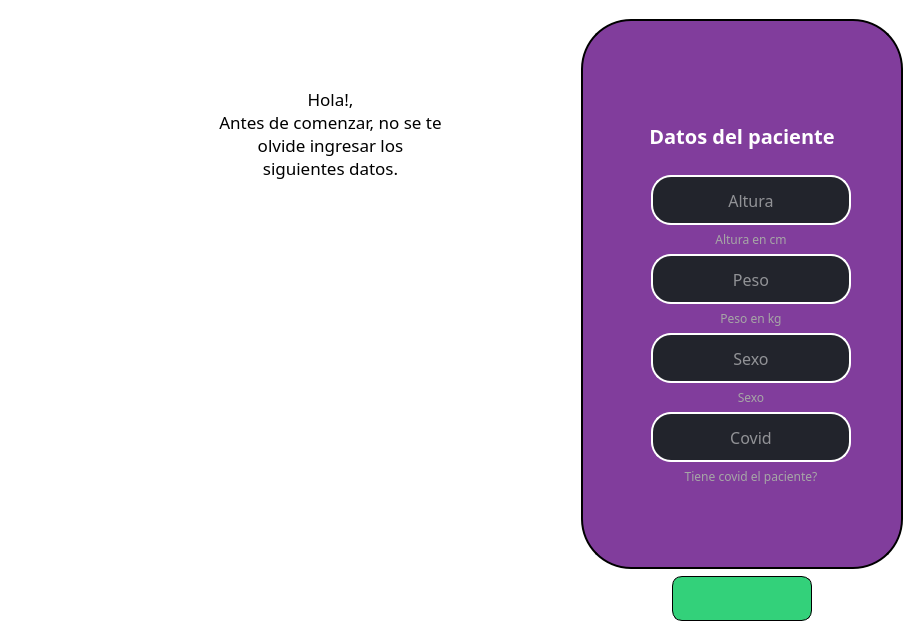
The window that Datos_paciente.ui (JulianDuque97/EPI) describes before a commit, drawn with Qt 5.
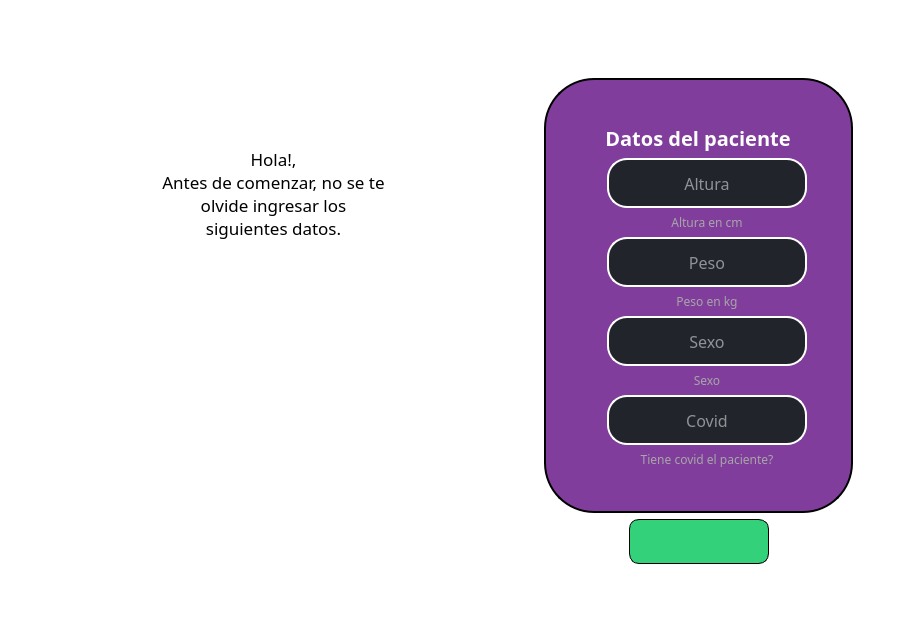
The same window after the commit. Icons and pictures are not drawn.

Diff of the .ui file:
```diff
--- a/Datos_paciente.ui
+++ b/Datos_paciente.ui
@@ -26,22 +26,6 @@
      <layout class="QVBoxLayout" name="verticalLayout_4">
       <item>
        <layout class="QHBoxLayout" name="horizontalLayout_2">
-        <item>
-         <spacer name="horizontalSpacer_8">
-          <property name="orientation">
-           <enum>Qt::Horizontal</enum>
-          </property>
-          <property name="sizeType">
-           <enum>QSizePolicy::Fixed</enum>
-          </property>
-          <property name="sizeHint" stdset="0">
-           <size>
-            <width>76</width>
-            <height>20</height>
-           </size>
-          </property>
-         </spacer>
-        </item>
         <item>
          <widget class="QFrame" name="frame">
           <property name="minimumSize">
@@ -96,12 +80,28 @@
       </item>
       <item>
        <layout class="QHBoxLayout" name="horizontalLayout_3">
+        <item>
+         <spacer name="horizontalSpacer_5">
+          <property name="orientation">
+           <enum>Qt::Horizontal</enum>
+          </property>
+          <property name="sizeType">
+           <enum>QSizePolicy::Fixed</enum>
+          </property>
+          <property name="sizeHint" stdset="0">
+           <size>
+            <width>120</width>
+            <height>20</height>
+           </size>
+          </property>
+         </spacer>
+        </item>
         <item>
          <widget class="QLabel" name="label">
           <property name="minimumSize">
            <size>
-            <width>312</width>
-            <height>320</height>
+            <width>200</width>
+            <height>200</height>
            </size>
           </property>
           <property name="styleSheet">
@@ -112,19 +112,6 @@
           </property>
          </widget>
         </item>
-        <item>
-         <spacer name="horizontalSpacer_9">
-          <property name="orientation">
-           <enum>Qt::Horizontal</enum>
-          </property>
-          <property name="sizeHint" stdset="0">
-           <size>
-            <width>40</width>
-            <height>20</height>
-           </size>
-          </property>
-         </spacer>
-        </item>
        </layout>
       </item>
      </layout>
@@ -141,14 +128,14 @@
         </property>
         <property name="minimumSize">
          <size>
-          <width>322</width>
-          <height>450</height>
+          <width>0</width>
+          <height>0</height>
          </size>
         </property>
         <property name="maximumSize">
          <size>
-          <width>290</width>
-          <height>550</height>
+          <width>16777215</width>
+          <height>16777215</height>
          </size>
         </property>
         <property name="styleSheet">
@@ -670,9 +657,12 @@
       <property name="orientation">
        <enum>Qt::Horizontal</enum>
       </property>
+      <property name="sizeType">
+       <enum>QSizePolicy::Expanding</enum>
+      </property>
       <property name="sizeHint" stdset="0">
        <size>
-        <width>40</width>
+        <width>70</width>
         <height>20</height>
        </size>
       </property>
```
Left out of the diff: 26 changed lines with no effect on the pictures.
